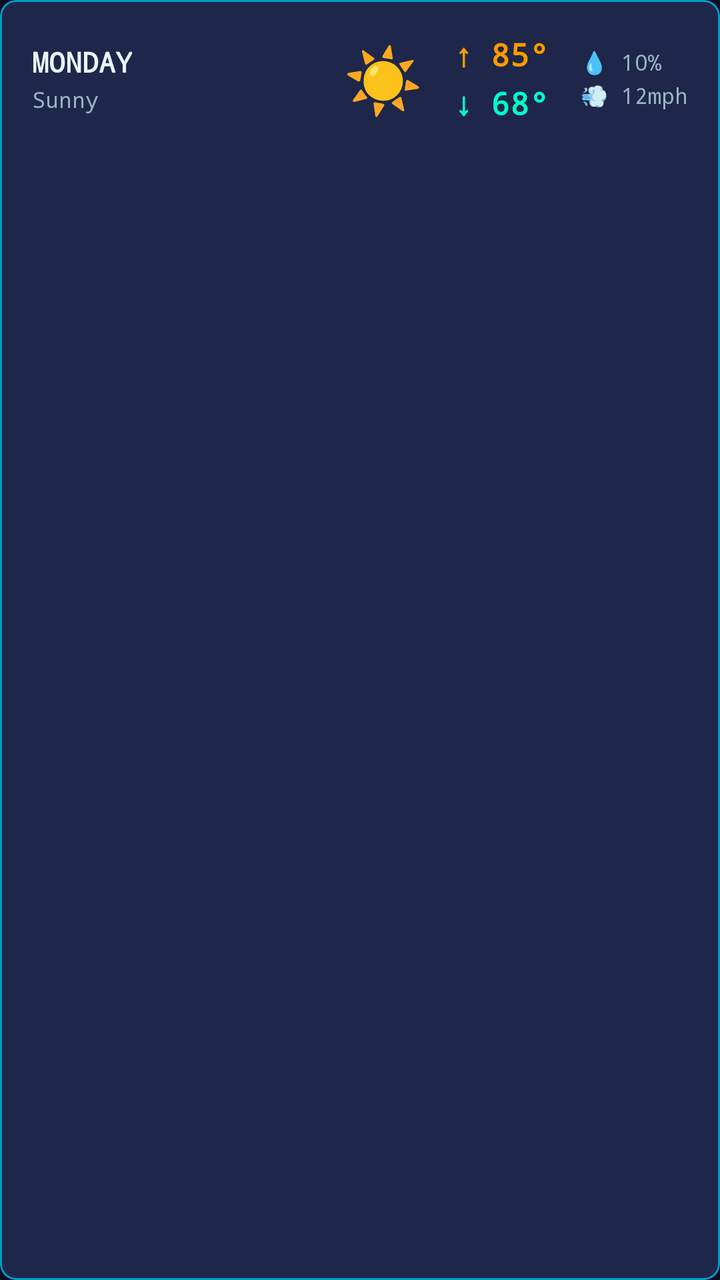
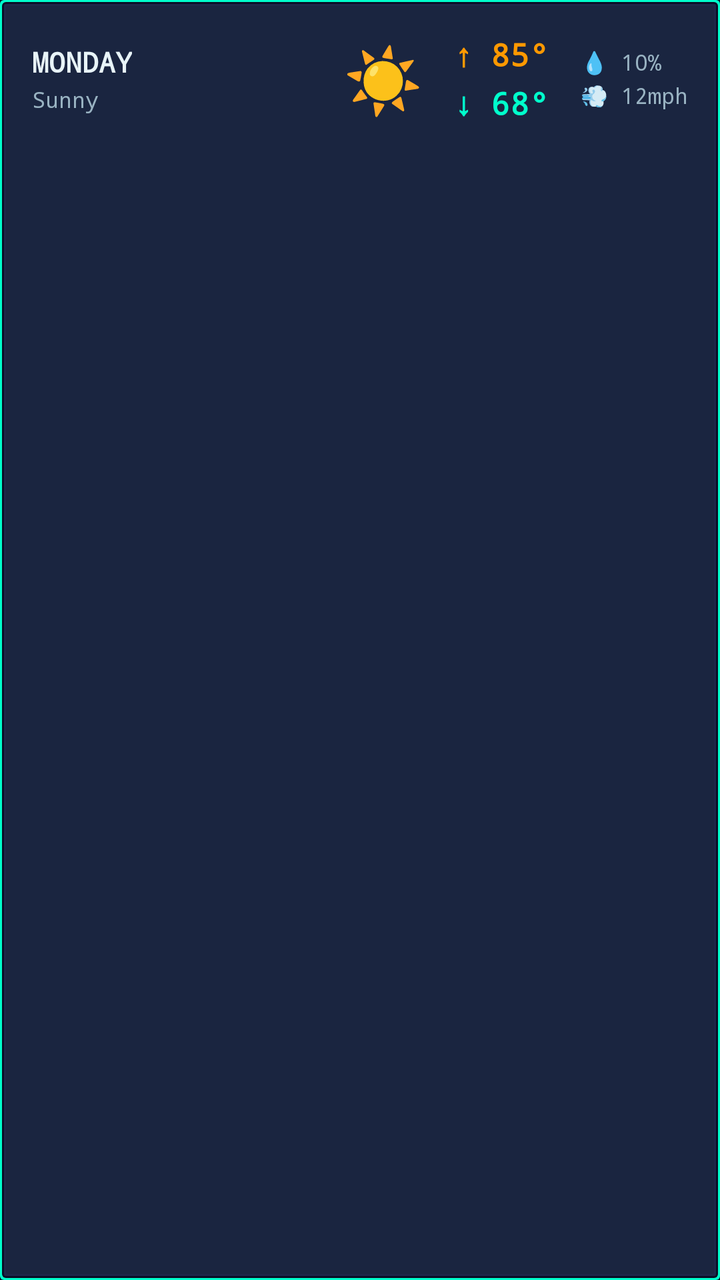

An Android layout rendered at two revisions. The XML below is the earlier revision; the diff shows what the commit changed to produce the second picture.
<!-- AndroidManifest.xml: application theme Theme.SimWeather -->
<!-- res/layout/item_daily_forecast.xml -->
<?xml version="1.0" encoding="utf-8"?>
<com.google.android.material.card.MaterialCardView xmlns:android="http://schemas.android.com/apk/res/android"
    xmlns:app="http://schemas.android.com/apk/res-auto"
    android:layout_width="match_parent"
    android:layout_height="wrap_content"
    android:layout_marginBottom="8dp"
    app:cardBackgroundColor="@color/sim_dark_elevated"
    app:cardCornerRadius="8dp"
    app:cardElevation="2dp"
    app:strokeColor="@color/sim_teal_dark"
    app:strokeWidth="1dp">

    <LinearLayout
        android:layout_width="match_parent"
        android:layout_height="wrap_content"
        android:gravity="center_vertical"
        android:orientation="horizontal"
        android:padding="16dp">

        <LinearLayout
            android:layout_width="0dp"
            android:layout_height="wrap_content"
            android:layout_weight="1"
            android:orientation="vertical">

            <TextView
                android:id="@+id/tvDayName"
                android:layout_width="wrap_content"
                android:layout_height="wrap_content"
                android:fontFamily="monospace"
                android:text="MONDAY"
                android:textColor="@color/sim_text_primary"
                android:textSize="14sp"
                android:textStyle="bold" />

            <TextView
                android:id="@+id/tvDayCondition"
                android:layout_width="wrap_content"
                android:layout_height="wrap_content"
                android:layout_marginTop="2dp"
                android:fontFamily="monospace"
                android:text="Sunny"
                android:textColor="@color/sim_text_secondary"
                android:textSize="11sp" />

        </LinearLayout>

        <TextView
            android:id="@+id/tvDayIcon"
            android:layout_width="wrap_content"
            android:layout_height="wrap_content"
            android:layout_marginEnd="16dp"
            android:fontFamily="monospace"
            android:text="☀"
            android:textColor="@color/sim_yellow"
            android:textSize="32sp" />

        <LinearLayout
            android:layout_width="wrap_content"
            android:layout_height="wrap_content"
            android:orientation="vertical">

            <TextView
                android:id="@+id/tvDayHigh"
                android:layout_width="wrap_content"
                android:layout_height="wrap_content"
                android:fontFamily="monospace"
                android:text="↑ 85°"
                android:textColor="@color/sim_orange"
                android:textSize="16sp"
                android:textStyle="bold" />

            <TextView
                android:id="@+id/tvDayLow"
                android:layout_width="wrap_content"
                android:layout_height="wrap_content"
                android:layout_marginTop="2dp"
                android:fontFamily="monospace"
                android:text="↓ 68°"
                android:textColor="@color/sim_cyan_bright"
                android:textSize="16sp"
                android:textStyle="bold" />

        </LinearLayout>

        <LinearLayout
            android:layout_width="wrap_content"
            android:layout_height="wrap_content"
            android:layout_marginStart="16dp"
            android:orientation="vertical">

            <TextView
                android:id="@+id/tvDayRain"
                android:layout_width="wrap_content"
                android:layout_height="wrap_content"
                android:fontFamily="monospace"
                android:text="💧 10%"
                android:textColor="@color/sim_text_secondary"
                android:textSize="11sp" />

            <TextView
                android:id="@+id/tvDayWind"
                android:layout_width="wrap_content"
                android:layout_height="wrap_content"
                android:layout_marginTop="2dp"
                android:fontFamily="monospace"
                android:text="💨 12mph"
                android:textColor="@color/sim_text_secondary"
                android:textSize="11sp" />

        </LinearLayout>

    </LinearLayout>

</com.google.android.material.card.MaterialCardView>
<!-- resources referenced by this layout -->
<resources>
  <color name="sim_cyan_bright">#00FFCC</color>
  <color name="sim_dark_elevated">#1E2749</color>
  <color name="sim_orange">#FF9900</color>
  <color name="sim_teal_dark">#0099CC</color>
  <color name="sim_text_primary">#E8F4F8</color>
  <color name="sim_text_secondary">#99B3C2</color>
  <color name="sim_yellow">#FFE600</color>
  <style name="Theme.SimWeather" parent="Theme.MaterialComponents.DayNight.NoActionBar">
          
          <item name="colorPrimary">@color/sim_teal_primary</item>
          <item name="colorPrimaryVariant">@color/sim_teal_dark</item>
          <item name="colorOnPrimary">@color/sim_dark_bg</item>
          
          <item name="colorSecondary">@color/sim_cyan_bright</item>
          <item name="colorSecondaryVariant">@color/sim_teal_dark</item>
          <item name="colorOnSecondary">@color/sim_dark_bg</item>
          
          <item name="android:colorBackground">@color/sim_dark_bg</item>
          <item name="colorSurface">@color/sim_dark_surface</item>
          <item name="colorOnSurface">@color/sim_text_primary</item>
          
          <item name="android:statusBarColor">@color/sim_dark_bg</item>
          <item name="android:windowLightStatusBar">false</item>
          
          <item name="android:navigationBarColor">@color/sim_dark_bg</item>
      </style>
  <color name="sim_teal_primary">#00D9FF</color>
  <color name="sim_dark_bg">#0A0E27</color>
  <color name="sim_dark_surface">#141B3D</color>
</resources>

<!-- the commit's change to res/layout/item_daily_forecast.xml (unified diff, before → after) -->
@@ -1,14 +1,10 @@
 <?xml version="1.0" encoding="utf-8"?>
-<com.google.android.material.card.MaterialCardView xmlns:android="http://schemas.android.com/apk/res/android"
-    xmlns:app="http://schemas.android.com/apk/res-auto"
+<LinearLayout xmlns:android="http://schemas.android.com/apk/res/android"
     android:layout_width="match_parent"
     android:layout_height="wrap_content"
     android:layout_marginBottom="8dp"
-    app:cardBackgroundColor="@color/sim_dark_elevated"
-    app:cardCornerRadius="8dp"
-    app:cardElevation="2dp"
-    app:strokeColor="@color/sim_teal_dark"
-    app:strokeWidth="1dp">
+    android:background="@drawable/sc3k_panel_elevated"
+    android:orientation="vertical">
 
     <LinearLayout
         android:layout_width="match_parent"
@@ -112,4 +108,4 @@
 
     </LinearLayout>
 
-</com.google.android.material.card.MaterialCardView>
+</LinearLayout>
<!-- resource entries referenced after the edit -->
@@ -1,12 +1,58 @@
 <!-- resources referenced by this layout -->
 <resources>
   <color name="sim_cyan_bright">#00FFCC</color>
-  <color name="sim_dark_elevated">#1E2749</color>
   <color name="sim_orange">#FF9900</color>
   <color name="sim_teal_dark">#0099CC</color>
   <color name="sim_text_primary">#E8F4F8</color>
   <color name="sim_text_secondary">#99B3C2</color>
   <color name="sim_yellow">#FFE600</color>
+  <!-- drawable sc3k_panel_elevated (drawable) -->
+  <?xml version="1.0" encoding="utf-8"?>
+  <layer-list xmlns:android="http://schemas.android.com/apk/res/android">
+      
+      <item>
+          <shape android:shape="rectangle">
+              <solid android:color="#00FFCC" />
+              <corners android:radius="2dp" />
+          </shape>
+      </item>
+  
+      
+      <item
+          android:left="1dp"
+          android:top="1dp"
+          android:right="1dp"
+          android:bottom="1dp">
+          <shape android:shape="rectangle">
+              <solid android:color="#0A0E27" />
+              <corners android:radius="2dp" />
+          </shape>
+      </item>
+  
+      
+      <item
+          android:left="2dp"
+          android:top="2dp"
+          android:right="2dp"
+          android:bottom="2dp">
+          <shape android:shape="rectangle">
+              <solid android:color="#1E2749" />
+              <corners android:radius="1dp" />
+          </shape>
+      </item>
+  
+      
+      <item
+          android:left="3dp"
+          android:top="3dp"
+          android:right="3dp"
+          android:bottom="3dp">
+          <shape android:shape="rectangle">
+              <solid android:color="#1A2540" />
+              <corners android:radius="1dp" />
+          </shape>
+      </item>
+  </layer-list>
   <style name="Theme.SimWeather" parent="Theme.MaterialComponents.DayNight.NoActionBar">
           
           <item name="colorPrimary">@color/sim_teal_primary</item>
